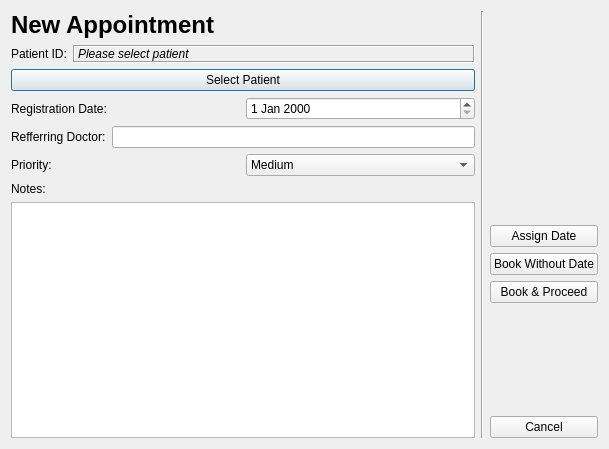
Above: apnea-design/newappointment.ui from CESoftWorks/apnea before the change. Below: the same form after it.
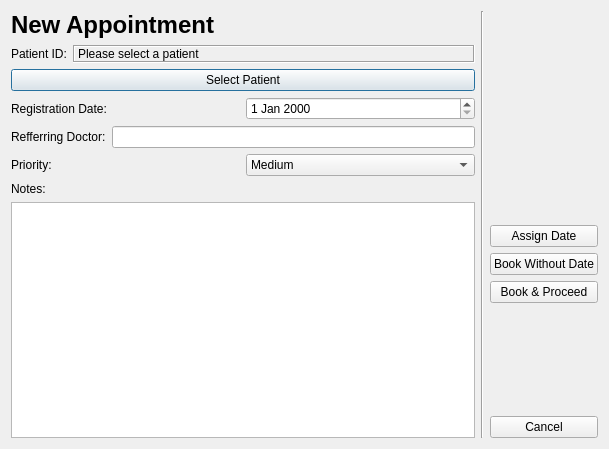
That is the form after the change.

What changed in the file:
```diff
--- a/apnea-design/newappointment.ui
+++ b/apnea-design/newappointment.ui
@@ -52,7 +52,10 @@
             <enum>QFrame::Sunken</enum>
            </property>
            <property name="text">
-            <string>&lt;html&gt;&lt;head/&gt;&lt;body&gt;&lt;p&gt;&lt;span style=&quot; font-style:italic;&quot;&gt;Please select patient&lt;/span&gt;&lt;/p&gt;&lt;/body&gt;&lt;/html&gt;</string>
+            <string>Please select a patient</string>
+           </property>
+           <property name="textFormat">
+            <enum>Qt::PlainText</enum>
            </property>
           </widget>
          </item>
```
